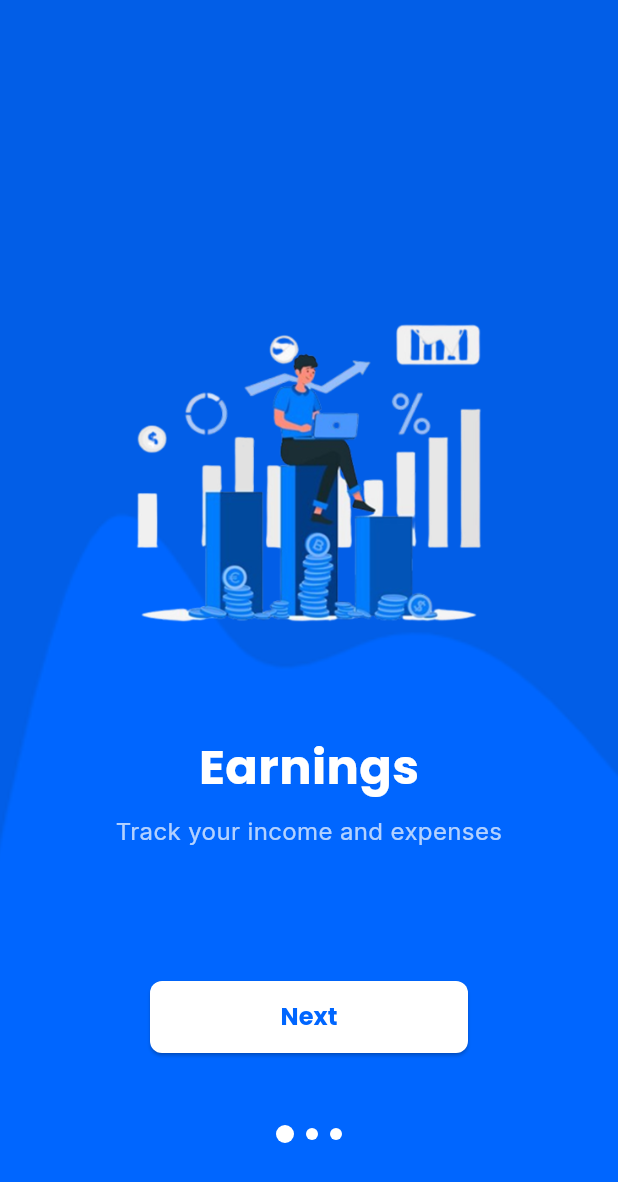
After one commit to pupozin/financia, a Flutter app: the IntroduceScreen screen opened by its route, on a phone screen of 412 x 824 dp. The commit adds this screen. Shown: the top 1182 px of the screen. Run offline on Flutter 3.47's test engine with Material 3 defaults, Android fonts, the phone set to English and light mode, and no system bars; our stand-ins replace font_awesome_flutter, google_fonts.

Commit message:
Introduce Screen working

```diff
--- a/frontend/lib/app.dart
+++ b/frontend/lib/app.dart
@@ -3,6 +3,7 @@ import 'screens/home-screen.dart';
 import 'screens/login-screen.dart';
 import 'screens/signup-screen.dart';
 import 'screens/dashboard-screen.dart';
+import 'screens/introduce-screen.dart';
 
 class FinanciaApp extends StatelessWidget {
   const FinanciaApp({Key? key}) : super(key: key);
@@ -19,6 +20,7 @@ class FinanciaApp extends StatelessWidget {
         '/login': (context) => const LoginScreen(),
         '/signup': (context) => const SignupScreen(),
         '/dashboard': (context) => const DashboardScreen(),
+         '/introduce': (context) => const IntroduceScreen(),
       },
     );
   }
--- /dev/null
+++ b/frontend/lib/screens/introduce-screen.dart
@@ -0,0 +1,180 @@
+// lib/screens/introduce_screen.dart
+import 'package:flutter/material.dart';
+import 'package:google_fonts/google_fonts.dart';
+
+class IntroduceScreen extends StatefulWidget {
+  const IntroduceScreen({Key? key}) : super(key: key);
+
+  @override
+  State<IntroduceScreen> createState() => _IntroduceScreenState();
+}
+
+class _IntroduceScreenState extends State<IntroduceScreen> {
+  final _controller = PageController();
+  int _currentPage = 0;
+
+  final _pages = <_IntroPage>[
+    _IntroPage(
+      image: 'images/earnings-introduce.png',
+      title: 'Earnings',
+      subtitle: 'Track your income and expenses',
+    ),
+    _IntroPage(
+      image: 'images/dashboard-introduce.png',
+      title: 'Dashboard',
+      subtitle: 'See the best reports',
+    ),
+    _IntroPage(
+      image: 'images/financia-introduce.png',
+      title: 'Financia',
+      subtitle: 'Make your finances clearer than ever.',
+    ),
+  ];
+
+  @override
+  void dispose() {
+    _controller.dispose();
+    super.dispose();
+  }
+
+  void _next() {
+    if (_currentPage < _pages.length - 1) {
+      _controller.nextPage(
+        duration: const Duration(milliseconds: 300),
+        curve: Curves.easeInOut,
+      );
+    } else {
+      Navigator.pushReplacementNamed(context, '/dashboard');
+    }
+  }
+
+  @override
+  Widget build(BuildContext context) {
+    const blue = Color(0xFF0066FF);
+    final height = MediaQuery.of(context).size.height;
+
+    return Scaffold(
+      body: Stack(
+        fit: StackFit.expand,
+        children: [
+          // full-screen background
+          Image.asset(
+            'images/background-introduce.png',
+            fit: BoxFit.cover,
+          ),
+
+          SafeArea(
+            child: Column(
+              children: [
+                // page view
+                Expanded(
+                  child: PageView.builder(
+                    controller: _controller,
+                    itemCount: _pages.length,
+                    onPageChanged: (i) => setState(() => _currentPage = i),
+                    itemBuilder: (ctx, i) {
+                      final p = _pages[i];
+                      return Padding(
+                        padding: const EdgeInsets.symmetric(horizontal: 24.0),
+                        child: Column(
+                          mainAxisAlignment: MainAxisAlignment.center,
+                          children: [
+                            const SizedBox(height: 90), // move image down
+                            // fixed-height image
+                            SizedBox(
+                              height: height * 0.35,
+                              child: Image.asset(p.image, fit: BoxFit.contain),
+                            ),
+                            const SizedBox(height: 30), // space before text
+                            Text(
+                              p.title,
+                              style: GoogleFonts.poppins(
+                                fontSize: 32,
+                                fontWeight: FontWeight.bold,
+                                color: Colors.white,
+                              ),
+                            ),
+                            const SizedBox(height: 8),
+                            Text(
+                              p.subtitle,
+                              textAlign: TextAlign.center,
+                              style: GoogleFonts.inter(
+                                fontSize: 16,
+                                color: Colors.white70,
+                              ),
+                            ),
+                          ],
+                        ),
+                      );
+                    },
+                  ),
+                ),
+
+                const SizedBox(height: 8), // button slightly higher
+
+                // Next / Get Started button — narrower
+                Padding(
+                  padding: const EdgeInsets.symmetric(horizontal: 100.0),
+                  child: SizedBox(
+                    width: double.infinity,
+                    height: 48,
+                    child: ElevatedButton(
+                      style: ElevatedButton.styleFrom(
+                        backgroundColor: Colors.white,
+                        shape: RoundedRectangleBorder(
+                          borderRadius: BorderRadius.circular(8),
+                        ),
+                      ),
+                      onPressed: _next,
+                      child: Text(
+                        _currentPage == _pages.length - 1 ? 'Get Started' : 'Next',
+                        style: GoogleFonts.poppins(
+                          fontSize: 16,
+                          fontWeight: FontWeight.bold,
+                          color: blue,
+                        ),
+                      ),
+                    ),
+                  ),
+                ),
+
+                const SizedBox(height: 48), // more space before dots
+
+                // page-indicator dots
+                Row(
+                  mainAxisAlignment: MainAxisAlignment.center,
+                  children: List.generate(_pages.length, (i) {
+                    return AnimatedContainer(
+                      duration: const Duration(milliseconds: 200),
+                      margin: const EdgeInsets.symmetric(horizontal: 4),
+                      width: _currentPage == i ? 12 : 8,
+                      height: _currentPage == i ? 12 : 8,
+                      decoration: BoxDecoration(
+                        color: Colors.white,
+                        borderRadius: BorderRadius.circular(6),
+                      ),
+                    );
+                  }),
+                ),
+
+                const SizedBox(height: 62),
+              ],
+            ),
+          ),
+        ],
+      ),
+    );
+  }
+}
+
+class _IntroPage {
+  final String image;
+  final String title;
+  final String subtitle;
+
+  const _IntroPage({
+    required this.image,
+    required this.title,
+    required this.subtitle,
+  });
+}
--- a/frontend/pubspec.yaml
+++ b/frontend/pubspec.yaml
@@ -59,7 +59,10 @@ flutter:
 
   assets:
     - images/fundo-home.png
-
+    - images/background-introduce.png
+    - images/earnings-introduce.png
+    - images/dashboard-introduce.png
+    - images/financia-introduce.png
 
 
   # The following line ensures that the Material Icons font is
```
Also changed, not shown: frontend/lib/models/login-response.dart (added, +23 -0 lines), frontend/lib/screens/login-screen.dart (+13 -6 lines), frontend/lib/screens/signup-screen.dart (+15 -12 lines), frontend/lib/services/api-service.dart (+23 -13 lines), frontend/images/background-introduce.png (added), frontend/images/dashboard-introduce.png (added), frontend/images/earnings-introduce.png (added), frontend/images/financia-introduce.png (added), frontend/pubspec.lock, 5 other files.
